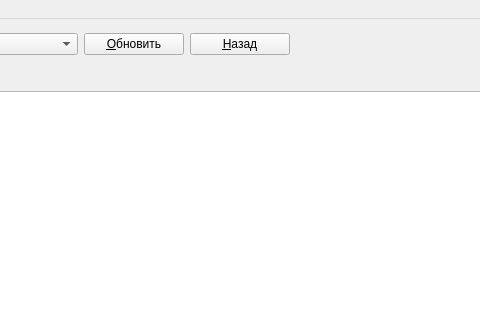
Qt form qfootballstat/src/MainWindow.ui (Sova777/analyzeresults) before a commit; both pictures show x 430 to 910 and y 0 to 320 of the 1011 by 709 pixel window.
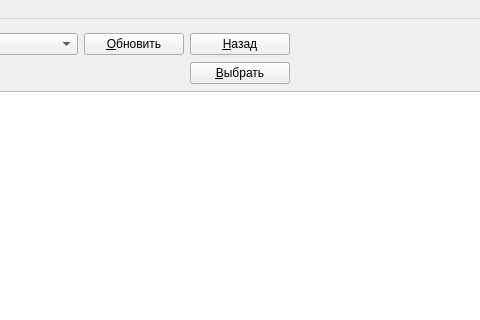
The same form after that commit. Icons and pictures are not drawn.

The edit to the form file:
```diff
--- a/qfootballstat/src/MainWindow.ui
+++ b/qfootballstat/src/MainWindow.ui
@@ -724,6 +724,13 @@
         </property>
        </widget>
       </item>
+      <item row="3" column="6">
+       <widget class="QPushButton" name="pushSelect">
+        <property name="text">
+         <string>&amp;Выбрать</string>
+        </property>
+       </widget>
+      </item>
      </layout>
     </item>
    </layout>
```
Left out of the diff: 12 changed lines with no effect on the pictures.
